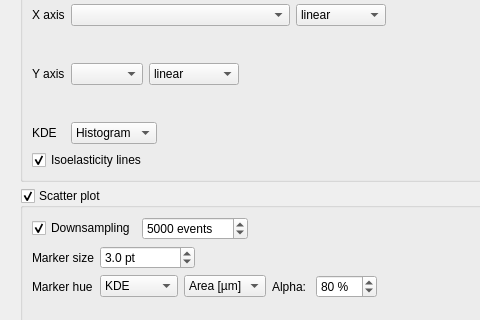
The window that shapeout2/gui/analysis/ana_plot.ui (ZELLMECHANIK-DRESDEN/ShapeOut2) describes before a commit, drawn with Qt 5; both pictures show x 0 to 480 and y 226 to 546 of the 627 by 934 pixel window.
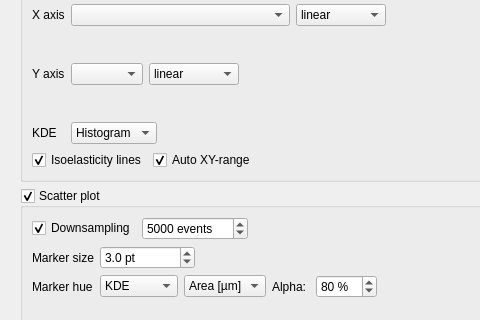
The same window after the commit. Custom widgets are drawn as their Qt base class.

Commit message: feat: add auto XY-range checkbox for plotting (close #9) and minor fixes

Diff of the .ui file:
```diff
--- a/shapeout2/gui/analysis/ana_plot.ui
+++ b/shapeout2/gui/analysis/ana_plot.ui
@@ -423,6 +423,16 @@
             </property>
            </widget>
           </item>
+          <item>
+           <widget class="QCheckBox" name="checkBox_auto_range">
+            <property name="text">
+             <string>Auto XY-range</string>
+            </property>
+            <property name="checked">
+             <bool>true</bool>
+            </property>
+           </widget>
+          </item>
           <item>
            <spacer name="horizontalSpacer_5">
             <property name="orientation">
```
The commit also changes 7 other files.
